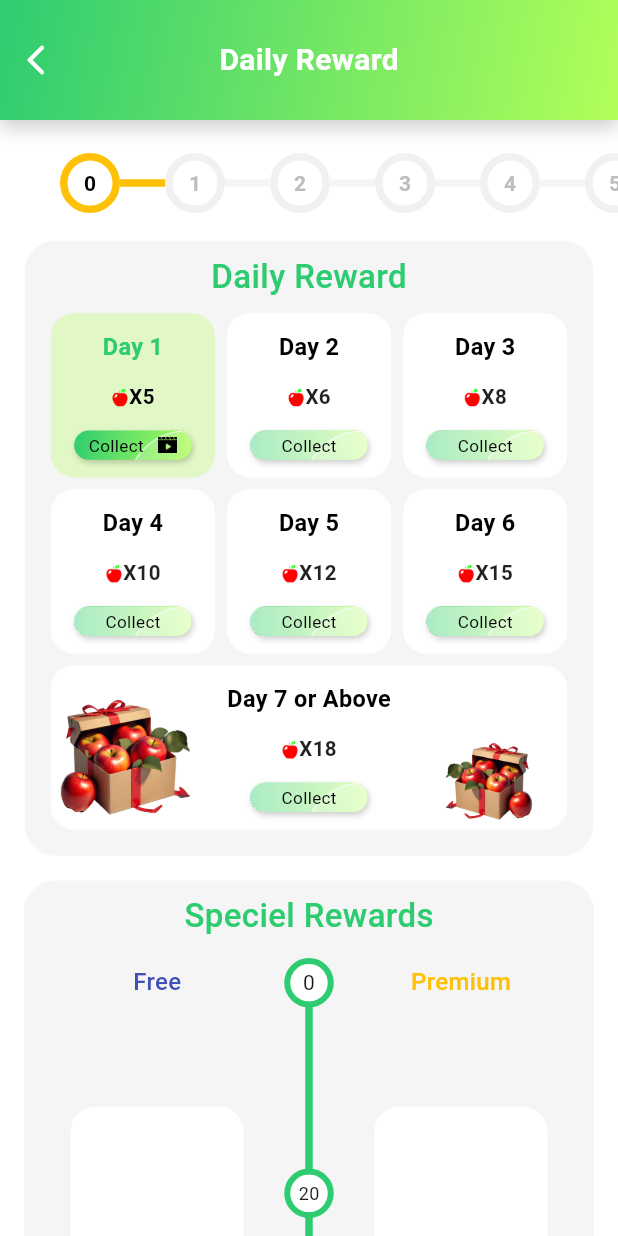
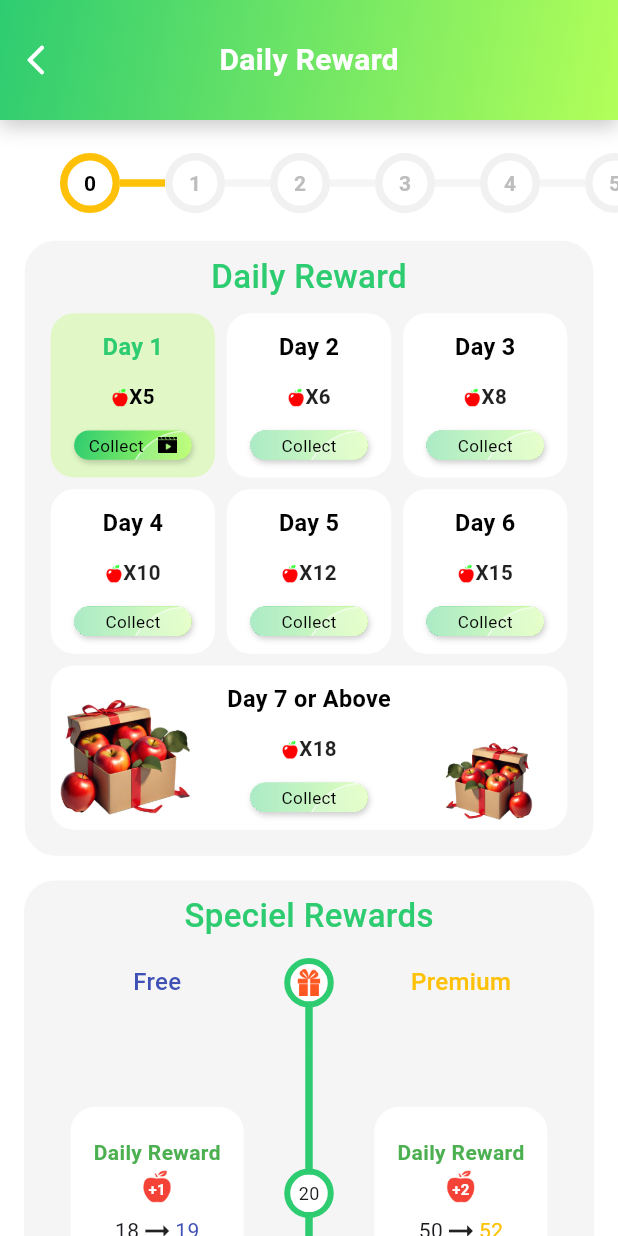
Before and after one commit to IzzaTech-Hub/CaloSmart, a Flutter app: the StreakView screen opened by its route, on a phone screen of 412 x 824 dp. Run offline on Flutter 3.47's test engine with Material 3 defaults, Android fonts, the light colour scheme and no system bars; our stand-ins replace auto_size_text, camera, firebase_analytics, firebase_core, firebase_messaging, firebase_remote_config and 12 more; missing offline and left inert: dart:ffi; accounts and stored records are empty.

Commit message:
:beforepull

```diff
--- a/lib/app/modules/ResponseScreen/controllers/response_screen_controller.dart
+++ b/lib/app/modules/ResponseScreen/controllers/response_screen_controller.dart
@@ -1,3 +1,4 @@
+import 'package:calories_detector/app/modules/home/controllers/home_controller.dart';
 import 'package:calories_detector/app/modules/liquidloading/views/liquidloading_view.dart';
 import 'package:calories_detector/app/modules/navbar/controllers/navbar_controller.dart';
 import 'package:calories_detector/app/modules/utills/Themes/current_theme.dart';
@@ -372,6 +373,7 @@ class ResponseScreenController extends GetxController {
       // if (0 == 0) {
       try {
         await dbHelper.insertFoodData(foodData);
+        HomeController().updatehomedata();
         // Insert FoodData into the database
         // checkFirst.value == false;
         checkFirst.toggle();
--- a/lib/app/modules/home/controllers/home_controller.dart
+++ b/lib/app/modules/home/controllers/home_controller.dart
@@ -61,8 +61,6 @@ RxDouble progress3 = 0.0.obs;
 RxInt test = 1.obs;
 
 class HomeController extends GetxController {
-
-
   String nowDate = DateFormat('dd/MM/yyyy').format(DateTime.now());
   @override
   void onInit() async {
@@ -178,10 +176,12 @@ class HomeController extends GetxController {
     super.onInit();
   }
 
-  void updatehomedata() {
+  void updatehomedata() async {
     // test!.value = 100;
     print('update function call');
     print('${toDay!.caloriesProgress.value}');
+    // toDay = await DatabaseHelper2().fetchOneDay(nowDate);
+
     caloriestarget!.value = toDay!.caloriestarget.value;
     watertarget!.value = toDay!.watertarget.value.toInt();
     exercisetarget!.value = toDay!.exercisetarget.value;
--- a/lib/app/modules/home/views/home_view.dart
+++ b/lib/app/modules/home/views/home_view.dart
@@ -1278,6 +1278,7 @@ dialogueforwater(BuildContext context) {
 
                     Navigator.of(context).pop(waterInLiters);
                     toDay!.AddWater(waterInLiters);
+                    HomeController().updatehomedata();
                   },
                   style: ElevatedButton.styleFrom(
                     backgroundColor: Colors.white,
@@ -1389,6 +1390,7 @@ dialogueforexercise(BuildContext context) {
 
                     Navigator.of(context).pop(exerciseTimeInMinutes);
                     toDay!.AddExercise((exerciseTimeInMinutes - 1) / 60);
+                    HomeController().updatehomedata();
                   },
                   style: ElevatedButton.styleFrom(
                     backgroundColor: Colors.white,
--- a/lib/app/modules/streak/views/streak_view.dart
+++ b/lib/app/modules/streak/views/streak_view.dart
@@ -478,7 +478,15 @@ Padding StreakRewardView() {
                             color: AppThemeColors.onPrimary1,
                             width: 4,
                             strokeAlign: BorderSide.strokeAlignOutside)),
-                    child: Center(child: Text('0')),
+                    child: Center(
+                      // child: Text('0')
+                      child: Image.asset(
+                        AppImages.icongift,
+                        height: 18,
+                        width: 18,
+                        color: Colors.deepOrange,
+                      ),
+                    ),
                   ),
                   Container(
                     height: SizeConfig.screenWidth * 0.08,
@@ -501,7 +509,87 @@ Padding StreakRewardView() {
                   )))
             ],
           ),
-          Milestone(20, Container(), Container()),
+          Milestone(
+            20,
+            Column(
+              mainAxisAlignment: MainAxisAlignment.center,
+              crossAxisAlignment: CrossAxisAlignment.center,
+              children: [
+                Text('Daily Reward',
+                    style: TextStyle(
+                        color: Colors.green, fontWeight: FontWeight.bold)),
+                // Text('+1', style: TextStyle(color: Colors.indigo)),
+                Stack(
+                  alignment: Alignment.center,
+                  children: [
+                    Image.asset(
+                      AppImages.apple2,
+                      height: 30,
+                      color: PremiumTheme.appleColor,
+                    ),
+                    Text(
+                      '+1',
+                      style: TextStyle(
+                          height: 1,
+                          color: Colors.white,
+                          fontSize: 10,
+                          fontWeight: FontWeight.bold),
+                    )
+                  ],
+                ),
+                Row(
+                  mainAxisAlignment: MainAxisAlignment.center,
+                  children: [
+                    Text('${PremiumTheme.basefreeTokens[6]}'),
+                    Icon(Icons.arrow_right_alt),
+                    Text(
+                      '${PremiumTheme.basefreeTokens[6] + 1}',
+                      style: TextStyle(color: Colors.indigo),
+                    ),
+                  ],
+                )
+              ],
+            ),
+            Column(
+              mainAxisAlignment: MainAxisAlignment.center,
+              crossAxisAlignment: CrossAxisAlignment.center,
+              children: [
+                Text('Daily Reward',
+                    style: TextStyle(
+                        color: Colors.green, fontWeight: FontWeight.bold)),
+                // Text('+1', style: TextStyle(color: Colors.indigo)),
+                Stack(
+                  alignment: Alignment.center,
+                  children: [
+                    Image.asset(
+                      AppImages.apple2,
+                      height: 30,
+                      color: PremiumTheme.appleColor,
+                    ),
+                    Text(
+                      '+2',
+                      style: TextStyle(
+                          height: 1,
+                          color: Colors.white,
+                          fontSize: 10,
+                          fontWeight: FontWeight.bold),
+                    )
+                  ],
+                ),
+                Row(
+                  mainAxisAlignment: MainAxisAlignment.center,
+                  children: [
+                    Text('${PremiumTheme.basepaidTokens[6]}'),
+                    Icon(Icons.arrow_right_alt),
+                    Text(
+                      '${PremiumTheme.basepaidTokens[6] + 2}',
+                      style: TextStyle(color: Colors.amber),
+                    ),
+                  ],
+                )
+              ],
+            ),
+          ),
           Milestone(20, Container(), Container()),
           Milestone(20, Container(), Container()),
         ],
--- a/lib/app/modules/utills/app_images.dart
+++ b/lib/app/modules/utills/app_images.dart
@@ -14,4 +14,5 @@ class AppImages {
   static const apple2 = 'assets/images/apple2.png';
   static const iconAdVedio = 'assets/images/iconadvedio.png';
   static const rewardapplesbox = 'assets/images/rewardapples.png';
+  static const icongift = 'assets/images/icongift.png';
 }
--- a/lib/app/premium/premium.dart
+++ b/lib/app/premium/premium.dart
@@ -34,6 +34,12 @@ class Premium {
     updatePremium();
   }
 
+  increaseapple(int tovalue) async {
+    // await TrailbaseHelper.instance.decrementTrial();
+    AppleManager.increaseApple(tovalue);
+    updatePremium();
+  }
+
   rewardCollected() async {
     await DatabaseHelper2()
         .toggleRewardCollected(DateFormat('dd/MM/yyyy').format(DateTime.now()));
@@ -67,20 +73,9 @@ class Premium {
 class PremiumTheme {
   // static const appleColor = Colors.grey;
   static const appleColor = Colors.red;
-  // static const freeToken1 = 5;
-  // static const freeToken2 = 6;
-  // static const freeToken3 = 8;
-  // static const freeToken4 = 10;
-  // static const freeToken5 = 12;
-  // static const freeToken6 = 15;
-  // static const freeToken7 = 18;
-  // static const paidToken1 = 20;
-  // static const paidToken2 = 25;
-  // static const paidToken3 = 30;
-  // static const paidToken4 = 35;
-  // static const paidToken5 = 40;
-  // static const paidToken6 = 45;
-  // static const paidToken7 = 50;
+
+  static const List<int> basefreeTokens = [5, 6, 8, 10, 12, 15, 18];
+  static const List<int> basepaidTokens = [20, 25, 30, 35, 40, 45, 50];
   static const List<int> freeTokens = [5, 6, 8, 10, 12, 15, 18];
   static const List<int> paidTokens = [20, 25, 30, 35, 40, 45, 50];
 
--- a/pubspec.yaml
+++ b/pubspec.yaml
@@ -137,6 +137,7 @@ flutter:
     - assets/images/apple2.png
     - assets/images/iconadvedio.png
     - assets/images/rewardapples.png
+    - assets/images/icongift.png
     # - assets/images/bg_img.png
   # An image asset can refer to one or more resolution-specific "variants", see
   # https://flutter.dev/to/resolution-aware-images
```
Also changed, not shown: lib/app/modules/navbar/controllers/navbar_controller.dart (+59 -1 lines), assets/images/apple2.png, assets/images/icongift.png (added).
